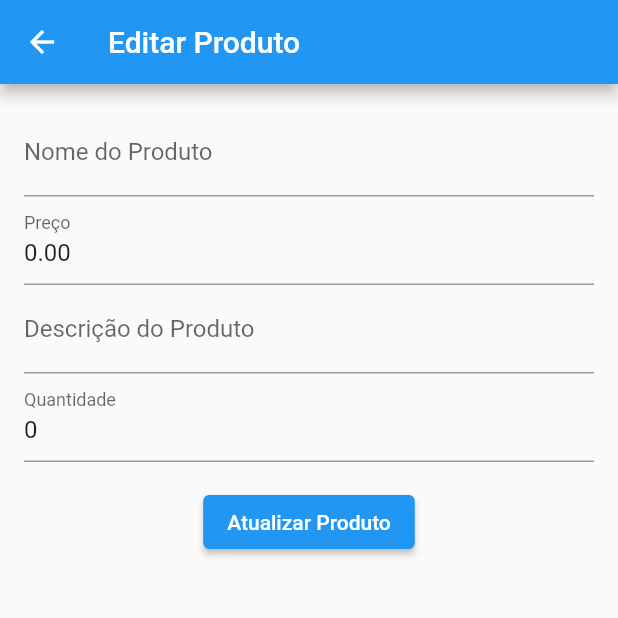
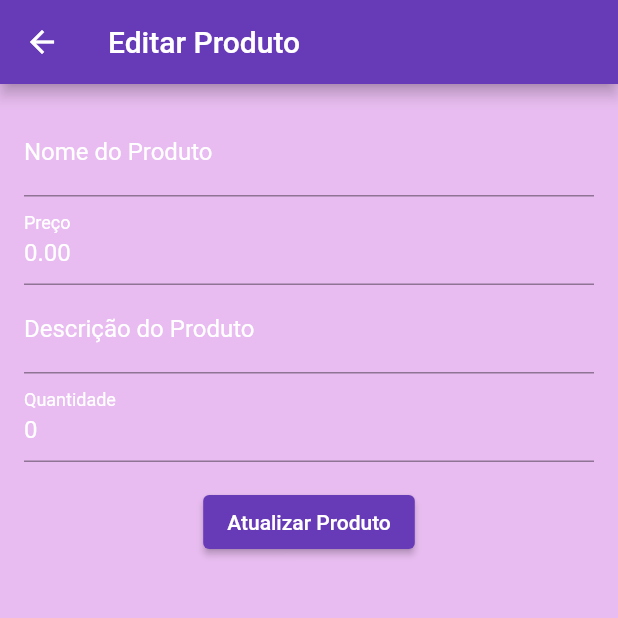
Before and after one commit to MatheusSakuragui/atv, a Flutter app: the EditProductPage screen opened directly with empty values, on a phone screen of 412 x 824 dp, the top half of it. Run offline on Flutter 3.47's test engine with Material 2 defaults, Android fonts, the phone set to English and light mode, and no system bars; network calls fail.

Commit message:
Atuslizações de estilo

```diff
--- a/lib/components/list_view_custom.dart
+++ b/lib/components/list_view_custom.dart
@@ -1,5 +1,5 @@
-import 'package:atv_crud_flutter/pages/forms.dart';
-import 'package:atv_crud_flutter/pages/home.dart';
+import 'package:atv/forms.dart';
+import 'package:atv/home.dart';
 import 'package:flutter/material.dart';
 import 'package:http/http.dart' as http;
 
--- a/lib/forms.dart
+++ b/lib/forms.dart
@@ -1,6 +1,6 @@
-import 'package:atv_crud_flutter/components/button_custom.dart';
-import 'package:atv_crud_flutter/components/input_field_custom.dart';
-import 'package:atv_crud_flutter/pages/home.dart';
+import 'package:atv/components/button_custom.dart';
+import 'package:atv/components/input_field_custom.dart';
+import 'package:atv/home.dart';
 import 'package:flutter/material.dart';
 import 'package:http/http.dart' as http;
 import 'dart:convert';
--- a/lib/main.dart
+++ b/lib/main.dart
@@ -12,9 +12,14 @@ class MyApp extends StatelessWidget {
   Widget build(BuildContext context) {
     return MaterialApp(
       home: HomePage(),
+      theme: ThemeData(
+        primarySwatch: Colors.deepPurple, // Cor da barra de aplicativos
+        scaffoldBackgroundColor: Color.fromARGB(95, 193, 74, 214), // Cor de fundo da tela
+      ),
     );
   }
 }
+
 
 class HomePage extends StatefulWidget {
   @override
@@ -63,7 +68,7 @@ Future<void> fetchProducts() async {
                 mainAxisSize: MainAxisSize.min,
                 children: [
                         IconButton(
-                    icon: Icon(Icons.edit), // Ícone de edição
+                          icon: Icon(Icons.edit, color: Colors.deepPurple), // Ícone de edição com cor deepPurple
                           onPressed: () {
                             Navigator.of(context).push(MaterialPageRoute(
                               builder: (context) => EditProductPage(product: products[index]),
@@ -73,7 +78,8 @@ Future<void> fetchProducts() async {
                               }
                             });
                           },
-                  ),
+                        )
+                        ,
                   IconButton(
                     icon: Icon(Icons.delete),
                     onPressed: () {
@@ -265,30 +271,45 @@ class _EditProductPageState extends State<EditProductPage> {
           children: [
             TextField(
               controller: nameController,
-              decoration: InputDecoration(labelText: 'Nome do Produto'),
+              style: TextStyle(color: Colors.white),
+              decoration: InputDecoration(
+                labelText: 'Nome do Produto',
+                labelStyle: TextStyle(color: Colors.white),
+              ),
             ),
             TextField(
               controller: priceController,
+              style: TextStyle(color: Colors.white),
               keyboardType: TextInputType.number,
               inputFormatters: [numberFormatter],
-              decoration: InputDecoration(labelText: 'Preço'),
+              decoration: InputDecoration(
+                labelText: 'Preço',
+                labelStyle: TextStyle(color: Colors.white),
+              ),
             ),
             TextField(
               controller: descriptionController,
-              decoration: InputDecoration(labelText: 'Descrição do Produto'),
+              style: TextStyle(color: Colors.white),
+              decoration: InputDecoration(
+                labelText: 'Descrição do Produto',
+                labelStyle: TextStyle(color: Colors.white),
+              ),
             ),
             TextField(
               controller: quantityController,
+              style: TextStyle(color: Colors.white),
               keyboardType: TextInputType.number,
               inputFormatters: [numberFormatter],
-              decoration: InputDecoration(labelText: 'Quantidade'),
+              decoration: InputDecoration(
+                labelText: 'Quantidade',
+                labelStyle: TextStyle(color: Colors.white),
+              ),
             ),
             SizedBox(height: 16.0),
             ElevatedButton(
               onPressed: () async {
                 bool updated = await updateProduct();
                 Navigator.of(context).pop(true);
-
               },
               child: Text('Atualizar Produto'),
             )
```
Also changed, not shown: lib/home.dart (+3 -4 lines), pubspec.yaml (+2 -68 lines). Lines whose indentation alone changed are shown as unchanged.
